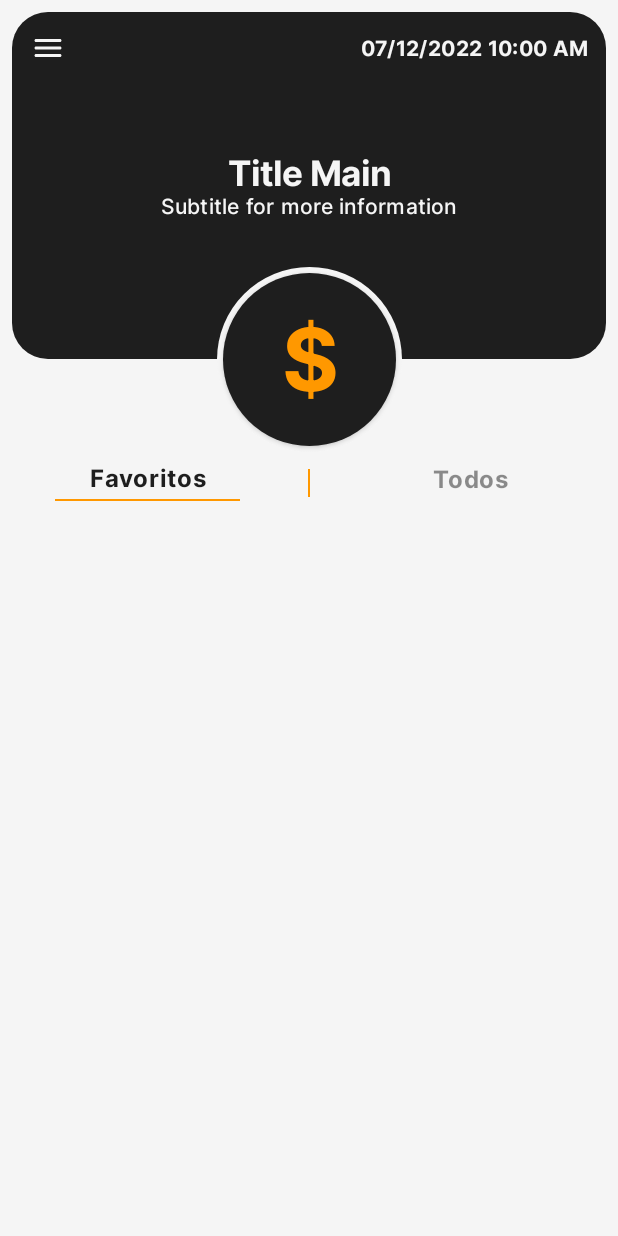
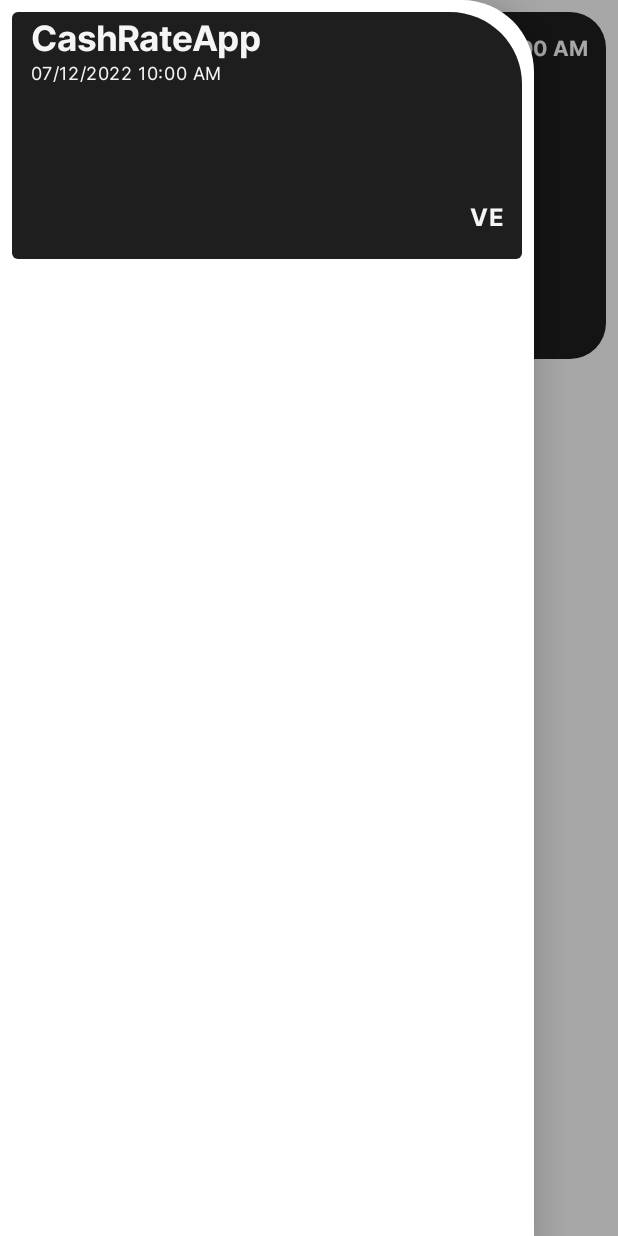
Before and after one commit to jisusmadrid22/CashRate-App, an Android app built with Jetpack Compose: the screen it shows after launch (MainActivity), after a tap on "Menu", on a phone screen of 412 x 824 dp. Run offline under Robolectric (Android 15) with nearby library versions, the phone set to English and light mode, and no system bars; our stand-ins replace Dagger/Hilt's generated code; network calls fail.

Commit message:
[UPD] Menu design

```diff
--- a/app/src/main/java/com/yzdev/cashrateapp/presentation/screens/home/Home.kt
+++ b/app/src/main/java/com/yzdev/cashrateapp/presentation/screens/home/Home.kt
@@ -4,14 +4,20 @@ import androidx.compose.foundation.layout.Arrangement
 import androidx.compose.foundation.layout.Column
 import androidx.compose.foundation.layout.fillMaxSize
 import androidx.compose.foundation.lazy.LazyColumn
+import androidx.compose.foundation.shape.RoundedCornerShape
 import androidx.compose.material.Scaffold
 import androidx.compose.material.Text
+import androidx.compose.material.rememberScaffoldState
 import androidx.compose.runtime.Composable
+import androidx.compose.runtime.rememberCoroutineScope
 import androidx.compose.ui.Alignment
 import androidx.compose.ui.Modifier
+import androidx.compose.ui.unit.dp
 import androidx.navigation.NavHostController
 import com.yzdev.cashrateapp.presentation.screens.home.composable.HeaderHome
 import com.yzdev.cashrateapp.presentation.screens.home.composable.SelectorList
+import com.yzdev.cashrateapp.presentation.screens.menu.MenuScreen
+import kotlinx.coroutines.launch
 
 @Composable
 fun HomeScreen(
@@ -26,14 +32,34 @@ private fun HomeLayout(
     viewModel: HomeViewModel,
     navHostController: NavHostController
 ) {
+    val scaffoldState = rememberScaffoldState()
+    val scope = rememberCoroutineScope()
     val infoDolarToday = viewModel.stateInfoDolarToday.value
 
     Scaffold(
-        modifier = Modifier.fillMaxSize()
+        modifier = Modifier.fillMaxSize(),
+        drawerContent = {
+            MenuScreen(
+                onClickChangeTheme = {
+
+                }
+            )
+        },
+        drawerShape = RoundedCornerShape(topEnd = 48.dp, bottomStart = 0.dp, topStart = 0.dp, bottomEnd = 0.dp),
+        scaffoldState = scaffoldState
     ) {
         LazyColumn {
             item {
-                HeaderHome()
+                HeaderHome(
+                    onClickCoin = {
+
+                    },
+                    onClickMenu = {
+                        scope.launch {
+                            scaffoldState.drawerState.open()
+                        }
+                    }
+                )
             }
 
             item {
--- a/app/src/main/java/com/yzdev/cashrateapp/presentation/screens/home/composable/HeaderHome.kt
+++ b/app/src/main/java/com/yzdev/cashrateapp/presentation/screens/home/composable/HeaderHome.kt
@@ -26,8 +26,8 @@ fun HeaderHome(
     subtitle: String = "Subtitle for more information",
     date: String = "07/12/2022 10:00 AM",
     coinTitle: String = "$",
-    onClickMenu: ()-> Unit = {},
-    onClickCoin: ()-> Unit = {}
+    onClickMenu: ()-> Unit,
+    onClickCoin: ()-> Unit
 ) {
 
     val height = LocalConfiguration.current.screenHeightDp.dp
--- /dev/null
+++ b/app/src/main/java/com/yzdev/cashrateapp/presentation/screens/menu/Menu.kt
@@ -0,0 +1,24 @@
+package com.yzdev.cashrateapp.presentation.screens.menu
+
+import androidx.compose.foundation.layout.Column
+import androidx.compose.foundation.layout.fillMaxWidth
+import androidx.compose.foundation.rememberScrollState
+import androidx.compose.foundation.verticalScroll
+import androidx.compose.runtime.Composable
+import androidx.compose.ui.Modifier
+import com.yzdev.cashrateapp.presentation.screens.menu.composable.HeaderMenu
+
+@Composable
+fun MenuScreen(
+    date: String = "07/12/2022 10:00 AM",
+    onClickChangeTheme: ()-> Unit
+) {
+    Column(modifier = Modifier.fillMaxWidth()) {
+        HeaderMenu(
+            date = date,
+            onClickChangeTheme = {
+                onClickChangeTheme()
+            }
+        )
+    }
+}
--- /dev/null
+++ b/app/src/main/java/com/yzdev/cashrateapp/presentation/screens/menu/composable/HeaderMenu.kt
@@ -0,0 +1,100 @@
+package com.yzdev.cashrateapp.presentation.screens.menu.composable
+
+import androidx.compose.foundation.layout.*
+import androidx.compose.foundation.shape.RoundedCornerShape
+import androidx.compose.material.*
+import androidx.compose.material.icons.Icons
+import androidx.compose.material.icons.rounded.Home
+import androidx.compose.runtime.Composable
+import androidx.compose.ui.Alignment
+import com.yzdev.cashrateapp.R
+import androidx.compose.ui.Modifier
+import androidx.compose.ui.graphics.vector.ImageVector
+import androidx.compose.ui.platform.LocalConfiguration
+import androidx.compose.ui.res.vectorResource
+import androidx.compose.ui.text.font.FontWeight
+import androidx.compose.ui.text.style.TextAlign
+import androidx.compose.ui.tooling.preview.Preview
+import androidx.compose.ui.unit.dp
+import com.yzdev.cashrateapp.common.AppResources
+import com.yzdev.cashrateapp.common.getColorThemeText
+
+@Composable
+fun HeaderMenu(
+    date: String,
+    onClickChangeTheme: ()-> Unit,
+) {
+    Card(
+        modifier = Modifier
+            .fillMaxWidth()
+            .heightIn(min = LocalConfiguration.current.screenHeightDp.dp * 0.2f)
+            .padding(8.dp),
+        backgroundColor = MaterialTheme.colors.primary,
+        shape = RoundedCornerShape(topEnd = 48.dp, topStart = 4.dp, bottomEnd = 4.dp, bottomStart = 4.dp),
+        elevation = 0.dp
+    ) {
+        HeaderContent(
+            date = date,
+            onClickChangeTheme = {
+                onClickChangeTheme()
+            }
+        )
+    }
+}
+
+@Composable
+private fun HeaderContent(
+    date: String,
+    onClickChangeTheme: () -> Unit
+) {
+    Column(
+        modifier = Modifier
+            .fillMaxWidth()
+            .heightIn(min = LocalConfiguration.current.screenHeightDp.dp * 0.2f)
+            .padding(top = 4.dp, end = 12.dp, start = 12.dp, bottom = 4.dp),
+        verticalArrangement = Arrangement.SpaceBetween
+    ) {
+        Column(
+            modifier = Modifier.fillMaxWidth(),
+            horizontalAlignment = Alignment.Start,
+            verticalArrangement = Arrangement.Top
+        ) {
+            Text(
+                text = AppResources.getString(R.string.app_name),
+                style = MaterialTheme.typography.h5.copy(fontWeight = FontWeight.Bold),
+                color = getColorThemeText(),
+                textAlign = TextAlign.Center
+            )
+
+            Spacer(modifier = Modifier.padding(1.dp))
+
+            Text(
+                text = date,
+                style = MaterialTheme.typography.caption,
+                color = getColorThemeText(),
+                textAlign = TextAlign.Center
+            )
+        }
+
+        Row(
+            modifier = Modifier.fillMaxWidth(),
+            horizontalArrangement = Arrangement.SpaceBetween,
+            verticalAlignment = Alignment.CenterVertically
+        ) {
+            IconButton(onClick = { onClickChangeTheme() }) {
+                Icon(
+                    imageVector = ImageVector.vectorResource(id = R.drawable.ic_sun),
+                    contentDescription = "Change theme color",
+                    tint = MaterialTheme.colors.primary
+                )
+            }
+
+            Text(
+                text = "VE",
+                style = MaterialTheme.typography.body1.copy(fontWeight = FontWeight.Bold),
+                color = getColorThemeText(),
+                textAlign = TextAlign.Center
+            )
+        }
+    }
+}
--- /dev/null
+++ b/app/src/main/res/drawable/ic_sun.xml
@@ -0,0 +1,5 @@
+<vector android:height="24dp" android:tint="#000000"
+    android:viewportHeight="24" android:viewportWidth="24"
+    android:width="24dp" xmlns:android="http://schemas.android.com/apk/res/android">
+    <path android:fillColor="@android:color/white" android:pathData="M6.76,4.84l-1.8,-1.79 -1.41,1.41 1.79,1.79 1.42,-1.41zM4,10.5L1,10.5v2h3v-2zM13,0.55h-2L11,3.5h2L13,0.55zM20.45,4.46l-1.41,-1.41 -1.79,1.79 1.41,1.41 1.79,-1.79zM17.24,18.16l1.79,1.8 1.41,-1.41 -1.8,-1.79 -1.4,1.4zM20,10.5v2h3v-2h-3zM12,5.5c-3.31,0 -6,2.69 -6,6s2.69,6 6,6 6,-2.69 6,-6 -2.69,-6 -6,-6zM11,22.45h2L13,19.5h-2v2.95zM3.55,18.54l1.41,1.41 1.79,-1.8 -1.41,-1.41 -1.79,1.8z"/>
+</vector>
```
